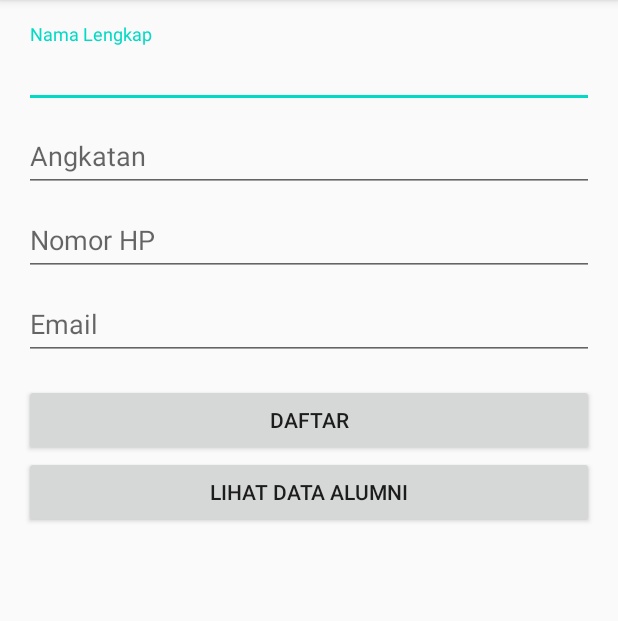
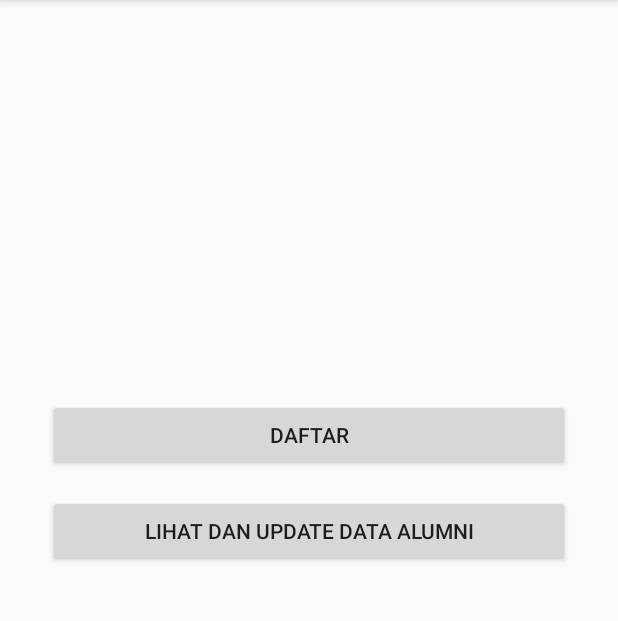
Before and after one commit to gelarpambudi/alumni-mobile-app, an Android app: the screen it shows after launch (MainActivity before the commit, MainPage after it), on a phone screen of 412 x 824 dp, the part 84-705 px from its top. Run offline under Robolectric (Android 15) with nearby library versions, the phone set to English and light mode, and no system bars; our stand-ins replace ButterKnife.

Commit message:
Feature added: Main page

```diff
--- a/app/build.gradle
+++ b/app/build.gradle
@@ -43,11 +43,5 @@ dependencies {
     implementation 'com.squareup.retrofit2:converter-gson:2.1.0'
     implementation "androidx.cardview:cardview:1.0.0"
 
-    def nav_version = "2.3.1"
-    implementation "androidx.navigation:navigation-fragment:$nav_version"
-    implementation "androidx.navigation:navigation-ui:$nav_version"
-    implementation "androidx.navigation:navigation-dynamic-features-fragment:$nav_version"
-    androidTestImplementation "androidx.navigation:navigation-testing:$nav_version"
-    implementation "androidx.navigation:navigation-compose:1.0.0-alpha02"
 
 }
--- a/app/src/main/java/com/example/alumnimobileapp/MainActivity.java
+++ b/app/src/main/java/com/example/alumnimobileapp/MainActivity.java
@@ -71,10 +71,6 @@ public class MainActivity extends AppCompatActivity {
 
     }
 
-    @OnClick(R.id.buttonLihat) void lihat() {
-        startActivity(new Intent(MainActivity.this, ViewActivity.class));
-    }
-
     @Override
     protected void onCreate(Bundle savedInstanceState) {
         super.onCreate(savedInstanceState);
--- /dev/null
+++ b/app/src/main/java/com/example/alumnimobileapp/MainPage.java
@@ -0,0 +1,29 @@
+package com.example.alumnimobileapp;
+
+import androidx.appcompat.app.AppCompatActivity;
+import android.os.Bundle;
+
+import android.content.Intent;
+
+import butterknife.ButterKnife;
+import butterknife.OnClick;
+
+
+public class MainPage extends AppCompatActivity {
+
+    @OnClick(R.id.buttonDaftar) void daftar() {
+        startActivity(new Intent(MainPage.this, MainActivity.class));
+    }
+
+    @OnClick(R.id.buttonLihat) void lihat() {
+        startActivity(new Intent(MainPage.this, ViewActivity.class));
+    }
+
+
+    @Override
+    protected void onCreate(Bundle savedInstanceState) {
+        super.onCreate(savedInstanceState);
+        setContentView(R.layout.activity_mainpage);
+        ButterKnife.bind(this);
+    }
+}
--- a/app/src/main/res/layout/activity_main.xml
+++ b/app/src/main/res/layout/activity_main.xml
@@ -70,10 +70,5 @@
         android:layout_height="wrap_content"
         android:text="@string/register"/>
 
-    <Button
-        android:id="@+id/buttonLihat"
-        android:layout_width="match_parent"
-        android:layout_height="wrap_content"
-        android:text="@string/view"/>
 
 </LinearLayout>
--- a/app/src/main/res/values/strings.xml
+++ b/app/src/main/res/values/strings.xml
@@ -6,5 +6,5 @@
     <string name="email">Email</string>
 
     <string name="register">Daftar</string>
-    <string name="view">Lihat Data Alumni</string>
+    <string name="view">Lihat dan Update Data Alumni</string>
 </resources>
```
Also changed, not shown: app/src/main/AndroidManifest.xml (+4 -4 lines), app/src/main/java/com/example/alumnimobileapp/mainpage.java (deleted, +0 -21 lines), app/src/main/res/navigation/nav_graph.xml (deleted, +0 -15 lines).
